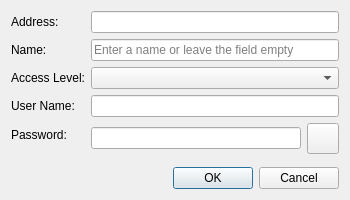
First picture: the form in source/client/ui/router_dialog.ui, repository dchapyshev/aspia, before the edit.
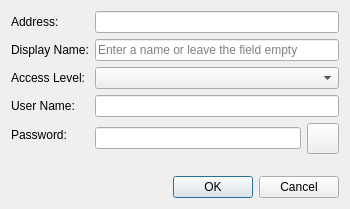
Second picture: the form after the edit. Icons and pictures are not drawn. Custom widgets are drawn as their Qt base class.

```diff
--- a/source/client/ui/router_dialog.ui
+++ b/source/client/ui/router_dialog.ui
@@ -7,7 +7,7 @@
     <x>0</x>
     <y>0</y>
     <width>350</width>
-    <height>200</height>
+    <height>209</height>
    </rect>
   </property>
   <property name="windowTitle">
@@ -36,7 +36,7 @@
      <item row="1" column="0">
       <widget class="QLabel" name="label_name">
        <property name="text">
-        <string>Name:</string>
+        <string>Display Name:</string>
        </property>
       </widget>
      </item>
```
Left out of the diff: 4 changed lines with no effect on the pictures.
